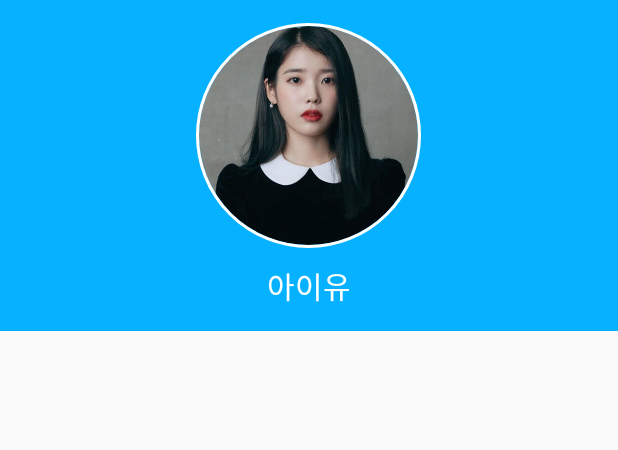
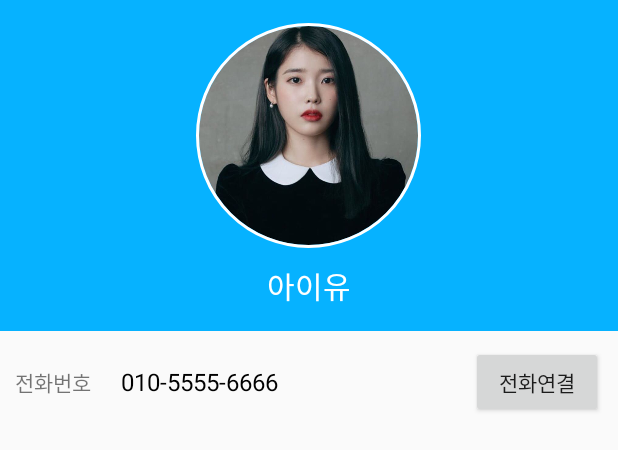
Before and after one commit to dkjang1/Library_Profile_20200819, an Android app: the layout activity_main.xml on its own in the app's theme, with its tools: preview values and no code run, on a phone screen of 412 x 824 dp. Shown: the top 450 px of the screen. Run offline under Robolectric (Android 15) with nearby library versions, the phone set to English and light mode, and no system bars.

```diff
--- a/app/build.gradle
+++ b/app/build.gradle
@@ -33,6 +33,7 @@ dependencies {
     implementation 'de.hdodenhof:circleimageview:3.1.0'
     implementation 'com.github.chrisbanes:PhotoView:2.3.0'
     implementation 'com.github.bumptech.glide:glide:4.11.0'
+    implementation 'gun0912.ted:tedpermission:2.2.3'
     annotationProcessor 'com.github.bumptech.glide:compiler:4.11.0'
     testImplementation 'junit:junit:4.12'
     androidTestImplementation 'androidx.test.ext:junit:1.1.1'
--- a/app/src/main/AndroidManifest.xml
+++ b/app/src/main/AndroidManifest.xml
@@ -3,6 +3,7 @@
     package="com.kakao.library_profile_20200819">
 
     <uses-permission android:name="android.permission.INTERNET"/>
+    <uses-permission android:name="android.permission.CALL_PHONE"/>
 
     <application
         android:allowBackup="true"
--- a/app/src/main/res/layout/activity_main.xml
+++ b/app/src/main/res/layout/activity_main.xml
@@ -34,5 +34,38 @@
 
     </LinearLayout>
 
+    <LinearLayout
+        android:layout_width="match_parent"
+        android:layout_height="wrap_content"
+        android:orientation="horizontal"
+        android:gravity="center_vertical"
+        android:padding="10dp">
+
+        <TextView
+            android:layout_width="wrap_content"
+            android:layout_height="wrap_content"
+            android:text="전화번호" />
+
+        <TextView
+            android:layout_width="wrap_content"
+            android:layout_height="wrap_content"
+            android:layout_marginLeft="20dp"
+            android:text="010-5555-6666"
+            android:textColor="@color/black"
+            android:textSize="16dp" />
+
+        <TextView
+            android:layout_width="0dp"
+            android:layout_height="wrap_content"
+            android:layout_weight="1" />
+
+        <Button
+            android:id="@+id/callBtn"
+            android:layout_width="wrap_content"
+            android:layout_height="wrap_content"
+            android:text="전화연결" />
+
+    </LinearLayout>
+
 
 </LinearLayout>
```
Also changed, not shown: app/src/main/java/com/kakao/library_profile_20200819/MainActivity.kt (+38 -2 lines).
